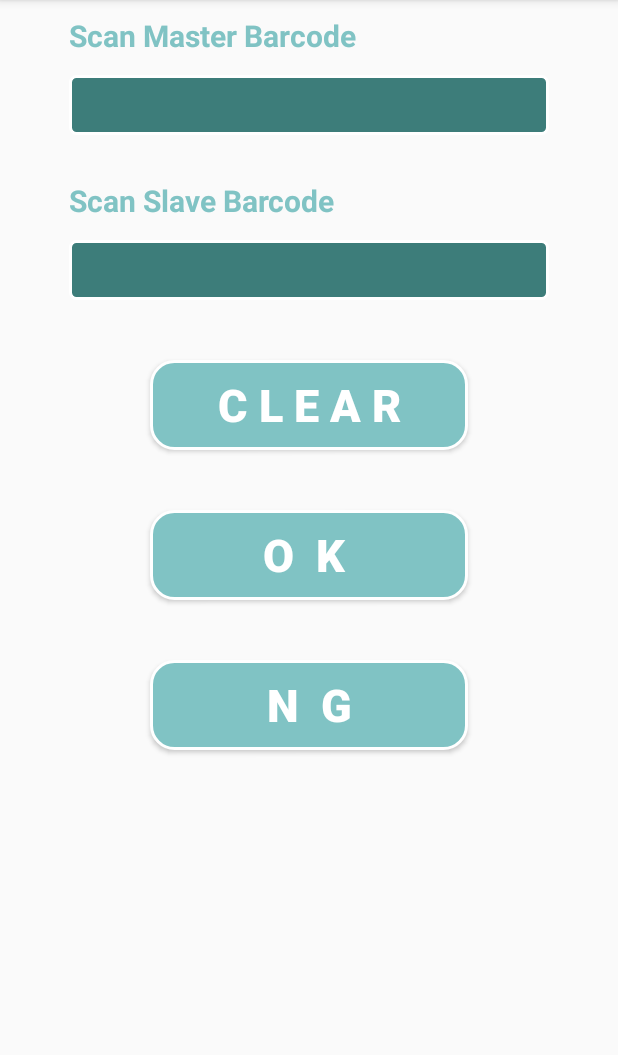
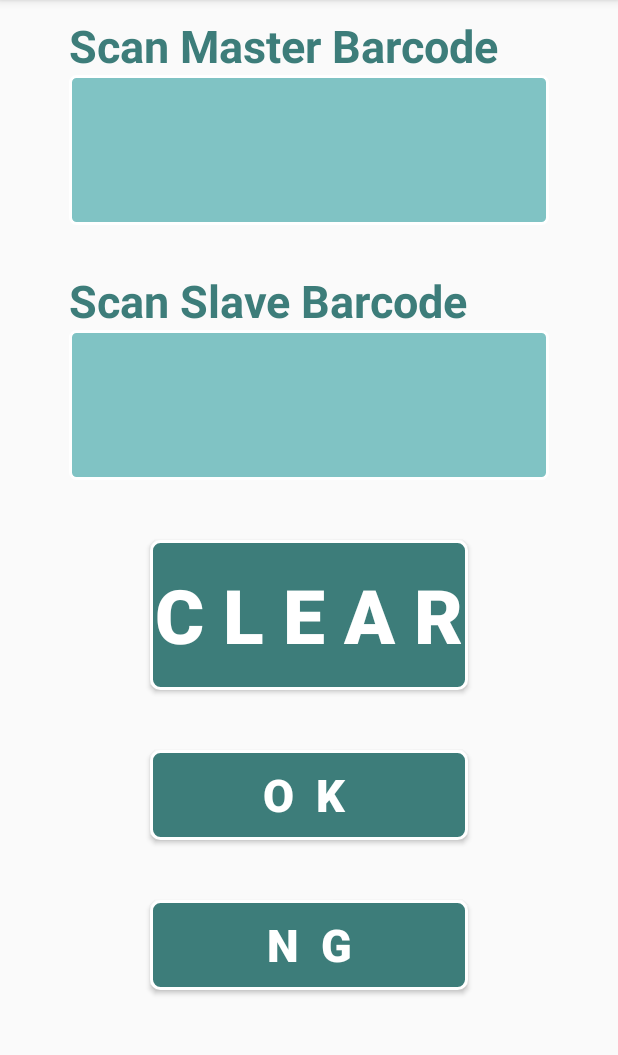
Before and after one commit to team-maple-android/barcode-comparator, an Android app: the screen it shows after launch (MainActivity), on a phone screen of 412 x 824 dp, the part 84-1139 px from its top. Run offline under Robolectric (Android 15) with nearby library versions, the phone set to English and light mode, and no system bars.

Commit message:
change the size for edit text and buttons

```diff
--- a/app/src/main/java/com/example/barcodecomparator/MainActivity.java
+++ b/app/src/main/java/com/example/barcodecomparator/MainActivity.java
@@ -37,6 +37,10 @@ public class MainActivity extends AppCompatActivity {
         editTexSlave = findViewById(R.id.result_slave);
         buttonReset = findViewById(R.id.button_reset);
         button_ng = findViewById(R.id.button_sam2);
+
+        //focus cursor to first edit text
+        editTextMaster.requestFocus();
+
 
         /*Reset values in all  edit text*/
         buttonReset.setOnClickListener(new View.OnClickListener() {
--- a/app/src/main/res/drawable/button_shape.xml
+++ b/app/src/main/res/drawable/button_shape.xml
@@ -2,10 +2,10 @@
 <selector xmlns:android="http://schemas.android.com/apk/res/android">
     <item>
         <shape android:shape="rectangle">
-            <solid android:color="#80c3c4"/>
+            <solid android:color="#3d7d7a"/>
             <stroke android:color="#fff" android:width="2dp" />
             <!--corners allow us to make the rounded corners button-->
-            <corners android:radius="15dp" />
+            <corners android:radius="6dp" />
         </shape>
     </item>
 </selector>
--- a/app/src/main/res/drawable/edit_text_shape.xml
+++ b/app/src/main/res/drawable/edit_text_shape.xml
@@ -1,7 +1,7 @@
 <selector xmlns:android="http://schemas.android.com/apk/res/android">
     <item>
         <shape android:shape="rectangle">
-            <solid android:color="#3d7d7a"/>
+            <solid android:color="#80c3c4"/>
             <corners android:radius="4dp" />
             <stroke
                 android:width="2dp"
--- a/app/src/main/res/layout/activity_main.xml
+++ b/app/src/main/res/layout/activity_main.xml
@@ -23,6 +23,4 @@
 
     <include layout="@layout/content_main"/>
 
-
-
 </android.support.design.widget.CoordinatorLayout>
--- a/app/src/main/res/layout/content_main.xml
+++ b/app/src/main/res/layout/content_main.xml
@@ -25,19 +25,21 @@
         android:layout_marginRight="16dp"
         android:gravity="left"
         android:text="Scan Master Barcode"
-        android:textSize="20dp"
+        android:textSize="30dp"
         android:textStyle="bold"
-        android:textColor="#80c3c4"/>
+        android:textColor="#3d7d7a"/>
 
         <EditText
             android:id="@+id/result_master"
             android:layout_width="match_parent"
-            android:layout_height="40dp"
+            android:layout_height="100dp"
             android:layout_centerInParent="true"
             android:layout_marginLeft="16dp"
             android:layout_marginRight="16dp"
+            android:padding="10dp"
             android:background="@drawable/edit_text_shape"
             android:hint=""
+            android:textSize="15dp"
             android:textColor="#fff"
             android:textStyle="normal"
             android:singleLine="true"/>
@@ -50,14 +52,14 @@
         android:layout_marginRight="16dp"
         android:gravity="left"
         android:text="Scan Slave Barcode"
-        android:textSize="20dp"
+        android:textSize="30dp"
         android:textStyle="bold"
-        android:textColor="#80c3c4"/>
+        android:textColor="#3d7d7a"/>
 
     <EditText
         android:id="@+id/result_slave"
         android:layout_width="match_parent"
-        android:layout_height="40dp"
+        android:layout_height="100dp"
         android:layout_centerInParent="true"
         android:layout_marginLeft="16dp"
         android:layout_marginRight="16dp"
@@ -65,20 +67,21 @@
         android:hint=""
         android:textColor="#fff"
         android:textStyle="normal"
+        android:padding="10dp"
+        android:textSize="15dp"
         android:singleLine="true"/>
 
         <Button
             android:id="@+id/button_reset"
             android:text="C L E A R"
             android:layout_width="match_parent"
-            android:layout_height="60dp"
+            android:layout_height="100dp"
             android:layout_marginLeft="70dp"
             android:layout_marginRight="70dp"
             android:layout_marginTop="40dp"
-            android:textSize="30dp"
+            android:textSize="50dp"
             android:background="@drawable/button_shape"
             android:textColor="#fff"
-
             android:textStyle="normal|bold"/>
 
         <Button
```
